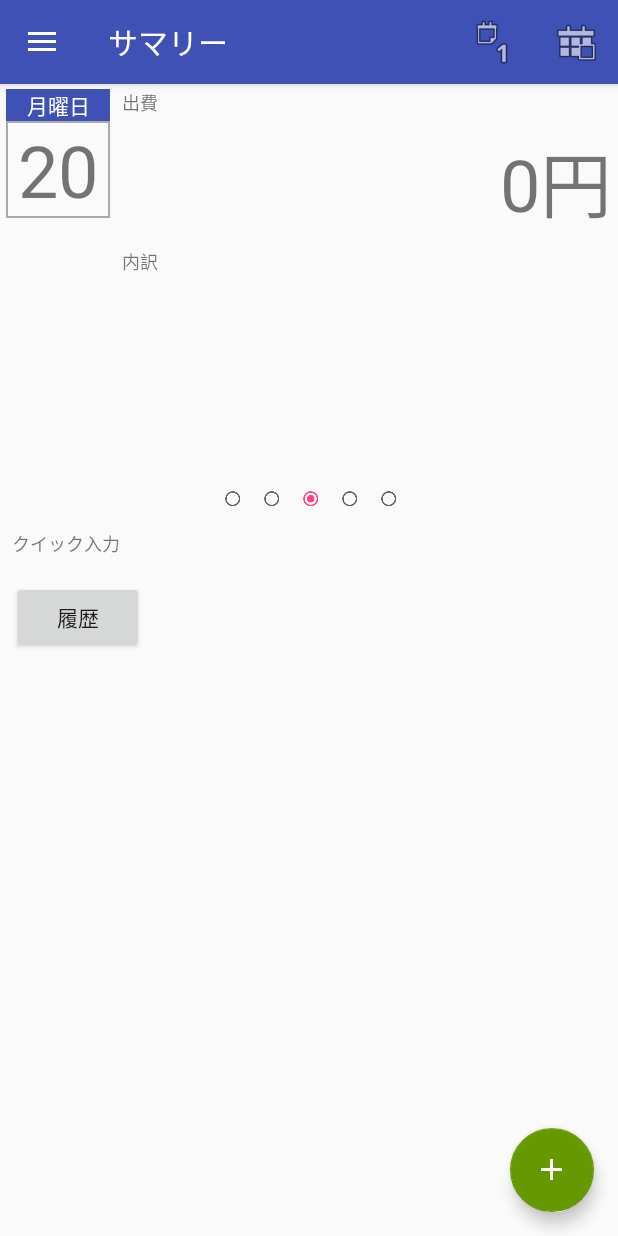
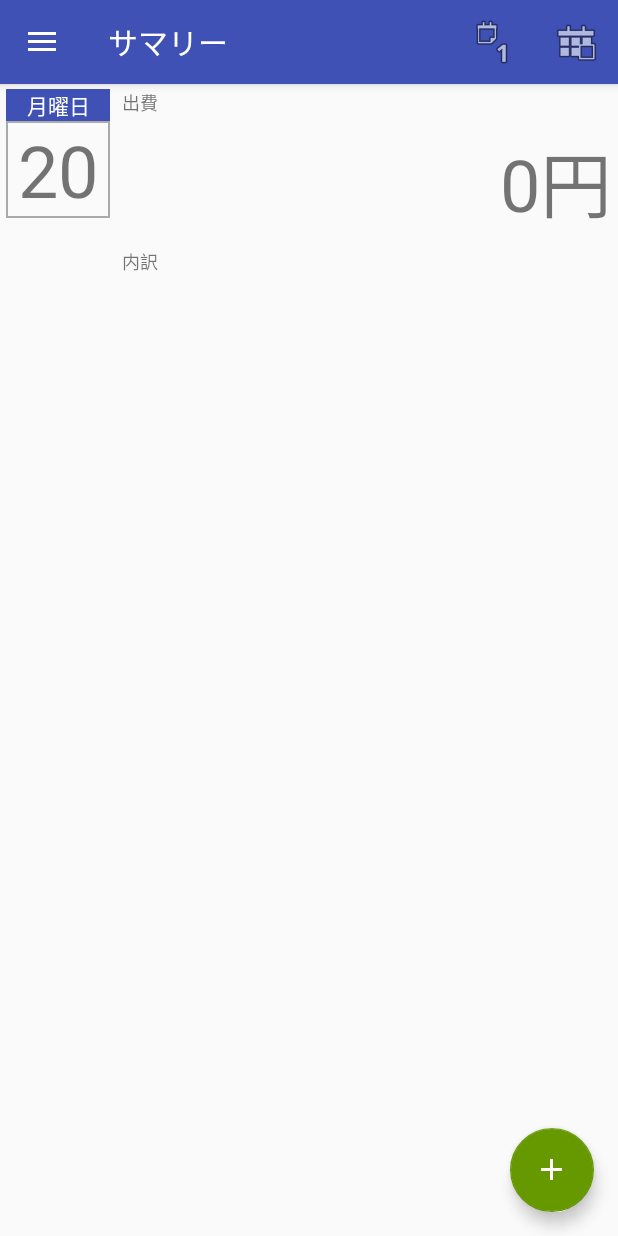
Before and after one commit to yochiboo/MySpending, an Android app: the screen it shows after launch (SummaryActivity), on a phone screen of 412 x 824 dp. Run offline under Robolectric (Android 15) with nearby library versions, the light colour scheme and no system bars; 1 statement that could not run was skipped.

Commit message:
サマリー画面の整理

```diff
--- a/app/src/main/java/com/example/yochi/myspending/summary/SummaryActivity.java
+++ b/app/src/main/java/com/example/yochi/myspending/summary/SummaryActivity.java
@@ -83,8 +83,8 @@ public class SummaryActivity extends AppCompatActivity {
       }
     });
 
+/*
     // ナビゲーションアイコンの設定、クリック処理
-    /*
     toolbar.setNavigationIcon(R.drawable.ic_menu_white_24dp);
     toolbar.setNavigationOnClickListener(new View.OnClickListener() {
       @Override
@@ -94,15 +94,17 @@ public class SummaryActivity extends AppCompatActivity {
     });
 */
 
+    // ＋ボタンイベント
     FloatingActionButton fab = (FloatingActionButton) findViewById(R.id.fab);
     fab.setOnClickListener(new View.OnClickListener() {
       @Override
       public void onClick(View view) {
+        //
         showAddActivity();
       }
     });
 
-    /*
+/*
     //サマリが選択された時のイベントを追加
     ListView listView = (ListView) findViewById(R.id.summaryList);
     listView.setOnItemClickListener(new ListView.OnItemClickListener() {
@@ -113,17 +115,6 @@ public class SummaryActivity extends AppCompatActivity {
     });
 */
 
-    //履歴ボタン
-    Button button = (Button)findViewById(R.id.history_button);
-    button.setOnClickListener(new View.OnClickListener() {
-      @Override
-      public void onClick(View view) {
-        ViewPager viewPager = (ViewPager) findViewById(R.id.pager);
-        SummaryFragmentPagerAdapter pager = (SummaryFragmentPagerAdapter)viewPager.getAdapter();
-        Timestamp ts = pager.getSummaries().get(viewPager.getCurrentItem()).getSummaryDate();
-        showHistoryActivity(MyDateUtil.cutTime(ts));
-      }
-    });
   }
 
   @RequiresApi(api = Build.VERSION_CODES.JELLY_BEAN_MR1)
--- a/app/src/main/res/layout/content_summary.xml
+++ b/app/src/main/res/layout/content_summary.xml
@@ -23,86 +23,8 @@
         xmlns:android="http://schemas.android.com/apk/res/android"
         android:id="@+id/pager"
         android:layout_width="match_parent"
-        android:layout_height="264dp"
+        android:layout_height="match_parent"
         android:visibility="visible">
     </android.support.v4.view.ViewPager>
 
-    <RadioGroup android:layout_height="wrap_content"
-                android:layout_width="match_parent"
-                android:id="@+id/summaryIndicator"
-                android:orientation="horizontal"
-                android:gravity="center_horizontal"
-        >
-
-        <RadioButton
-            android:id="@+id/indicator0"
-            android:layout_width="26dp"
-            android:layout_height="26dp"
-            android:layout_margin="0dp"
-            android:gravity="center"
-            android:padding="0dp"
-            android:scaleX="0.5"
-            android:scaleY="0.5"/>
-
-        <RadioButton
-            android:id="@+id/indicator1"
-            android:layout_width="26dp"
-            android:layout_height="26dp"
-            android:layout_marginLeft="0dp"
-            android:layout_marginRight="0dp"
-            android:scaleX="0.5"
-            android:scaleY="0.5"/>
-
-        <RadioButton
-            android:id="@+id/indicator2"
-            android:layout_width="26dp"
-            android:layout_height="26dp"
-            android:layout_marginLeft="0dp"
-            android:layout_marginRight="0dp"
-            android:checked="true"
-            android:scaleX="0.5"
-            android:scaleY="0.5"/>
-
-        <RadioButton
-            android:id="@+id/indicator3"
-            android:layout_width="26dp"
-            android:layout_height="26dp"
-            android:layout_marginLeft="0dp"
-            android:layout_marginRight="0dp"
-            android:scaleX="0.5"
-            android:scaleY="0.5"/>
-
-        <RadioButton
-            android:id="@+id/indicator4"
-            android:layout_width="26dp"
-            android:layout_height="26dp"
-            android:layout_marginLeft="0dp"
-            android:layout_marginRight="0dp"
-            android:scaleX="0.5"
-            android:scaleY="0.5"/>
-    </RadioGroup>
-
-    <TextView
-        android:id="@+id/name"
-        android:layout_width="match_parent"
-        android:layout_height="wrap_content"
-        android:layout_marginBottom="8dp"
-        android:layout_marginLeft="8dp"
-        android:layout_marginRight="8dp"
-        android:layout_marginTop="8dp"
-        android:text="クイック入力"
-        android:textSize="12sp"
-        />
-
-    <Button
-        android:id="@+id/history_button"
-        android:layout_width="wrap_content"
-        android:layout_height="wrap_content"
-        android:layout_marginTop="8dp"
-        android:layout_marginBottom="8dp"
-        android:layout_marginLeft="8dp"
-        android:layout_marginRight="8dp"
-        android:text="履歴"
-        />
-
 </LinearLayout>
```
